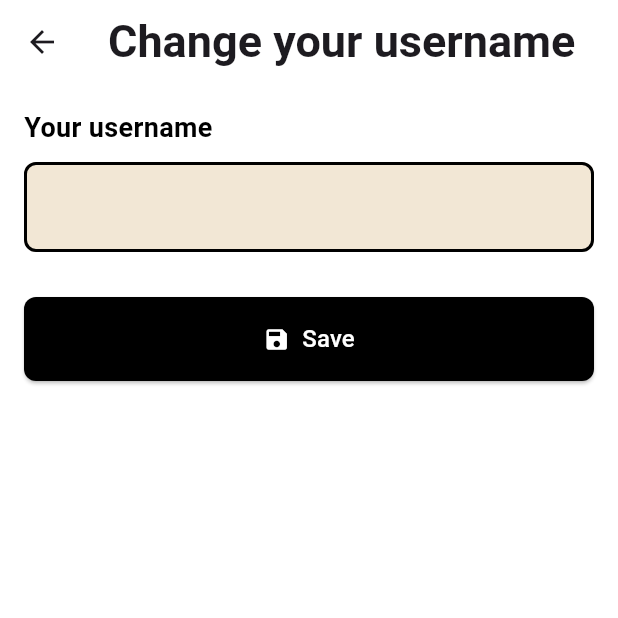
After one commit to viet290423/DoAnLienNganh_Nhom1, a Flutter app: the ChangeInformation screen opened directly, after a tap on "Edit", on a phone screen of 412 x 824 dp, the top half of it. The commit adds this screen. Run offline on Flutter 3.47's test engine with Material 3 defaults, Android fonts, the phone set to English and light mode, and no system bars; our stand-ins replace camera, cloud_firestore, firebase_auth, firebase_core, firebase_storage, get and 6 more; accounts and stored records are empty; network calls fail.

Commit message:
them chuc nang cap nhat thong tin username

```diff
--- a/fuzzysnap/lib/pages/account/account_page.dart
+++ b/fuzzysnap/lib/pages/account/account_page.dart
@@ -1,4 +1,3 @@
-import 'dart:convert';
 import 'dart:io';
 
 import 'package:cloud_firestore/cloud_firestore.dart';
--- a/fuzzysnap/lib/pages/add_post/camera_page.dart
+++ b/fuzzysnap/lib/pages/add_post/camera_page.dart
@@ -86,7 +86,7 @@ class _CameraPageState extends State<CameraPage> {
       backgroundColor: Theme.of(context).colorScheme.surface,
       appBar: AppBar(
         forceMaterialTransparency: true,
-        foregroundColor: Colors.black,
+        foregroundColor: Theme.of(context).colorScheme.onSecondary,
         centerTitle: true,
         title: const Text(
           "TAKE GREAT PICTURE",
--- /dev/null
+++ b/fuzzysnap/lib/pages/setting/change_infor.dart
@@ -0,0 +1,171 @@
+import 'package:cloud_firestore/cloud_firestore.dart';
+import 'package:firebase_auth/firebase_auth.dart';
+import 'package:flutter/material.dart';
+import 'package:fuzzysnap/widget/my_textfield.dart';
+
+class ChangeInformation extends StatefulWidget {
+  const ChangeInformation({super.key});
+
+  @override
+  State<ChangeInformation> createState() => _ChangeInformationState();
+}
+
+class _ChangeInformationState extends State<ChangeInformation> {
+  final User? currentUser = FirebaseAuth.instance.currentUser;
+  bool _isEditing = false;
+  // Controller để quản lý TextField của username
+  final TextEditingController _usernameController = TextEditingController();
+
+  @override
+  void initState() {
+    super.initState();
+    _loadUserData(); // Load dữ liệu người dùng khi khởi tạo
+  }
+
+  // Hàm để tải dữ liệu người dùng từ Firestore và gán vào TextEditingController
+  Future<void> _loadUserData() async {
+    if (currentUser != null) {
+      final userDoc = await FirebaseFirestore.instance
+          .collection("User")
+          .doc(currentUser!.email)
+          .get();
+      final userData = userDoc.data();
+      if (userData != null) {
+        _usernameController.text = userData['username'] ?? '';
+      }
+    }
+  }
+
+  // Hàm để lưu username mới lên Firestore
+  Future<void> _saveChanges() async {
+    if (currentUser != null) {
+      try {
+        await FirebaseFirestore.instance
+            .collection("User")
+            .doc(currentUser!.email)
+            .update({'username': _usernameController.text});
+        ScaffoldMessenger.of(context).showSnackBar(
+          SnackBar(content: Text('Cập nhật tên người dùng thành công')),
+        );
+      } catch (e) {
+        print("Error saving username: $e");
+        ScaffoldMessenger.of(context).showSnackBar(
+          SnackBar(content: Text('Lỗi khi cập nhật tên người dùng')),
+        );
+      }
+    }
+  }
+
+  // Lấy thông tin người dùng từ Firestore
+  Future<DocumentSnapshot<Map<String, dynamic>>> getUserDetails() async {
+    return await FirebaseFirestore.instance
+        .collection("User")
+        .doc(currentUser!.email)
+        .get();
+  }
+
+  @override
+  Widget build(BuildContext context) {
+    return Scaffold(
+      appBar: AppBar(
+        centerTitle: true,
+        title: const Text(
+          'Change your username',
+          style: TextStyle(
+            fontSize: 30,
+            fontWeight: FontWeight.bold,
+          ),
+        ),
+      ),
+      backgroundColor: Theme.of(context).colorScheme.surface,
+      body: Padding(
+        padding: const EdgeInsets.all(16.0),
+        child: Column(
+          crossAxisAlignment: CrossAxisAlignment.start,
+          children: <Widget>[
+            Text(
+              'Your username',
+              style: TextStyle(
+                fontSize: 18,
+                fontWeight: FontWeight.bold,
+                color: Theme.of(context).colorScheme.onSecondary,
+              ),
+            ),
+            const SizedBox(height: 10),
+            TextField(
+              controller: _usernameController,
+              readOnly: !_isEditing,
+              style: const TextStyle(
+                color: Colors.black, // Màu của văn bản nhập vào
+                fontFamily: 'Montserrat',
+                fontWeight: FontWeight.w600,
+              ),
+              decoration: InputDecoration(
+                hintText: '',
+                hintStyle: const TextStyle(
+                  fontFamily: 'Montserrat',
+                  color: Color.fromARGB(255, 0, 0, 0),
+                ),
+                filled: true,
+                fillColor: const Color(0xFFF2E7D5),
+                border: OutlineInputBorder(
+                  borderRadius: BorderRadius.circular(8.0),
+                  borderSide: const BorderSide(
+                    color: Colors.black,
+                    width: 2.0,
+                  ),
+                ),
+                enabledBorder: OutlineInputBorder(
+                  borderRadius: BorderRadius.circular(8.0),
+                  borderSide: const BorderSide(
+                    color: Colors.black,
+                    width: 2.0,
+                  ),
+                ),
+                focusedBorder: OutlineInputBorder(
+                  borderRadius: BorderRadius.circular(8.0),
+                  borderSide: const BorderSide(
+                    color: Colors.black,
+                    width: 2.0,
+                  ),
+                ),
+                contentPadding: const EdgeInsets.symmetric(
+                    vertical: 18.0, horizontal: 16.0),
+              ),
+            ),
+            const SizedBox(height: 30),
+            ElevatedButton.icon(
+              onPressed: () {
+                setState(() {
+                  if (_isEditing) {
+                    // Lưu thay đổi
+                    _saveChanges();
+                  }
+                  _isEditing = !_isEditing;
+                });
+              },
+              icon: Icon(
+                _isEditing ? Icons.save : Icons.edit,
+                color: Theme.of(context).colorScheme.onPrimary,
+              ),
+              label: Text(
+                _isEditing ? 'Save' : 'Edit',
+                style: TextStyle(
+                    fontSize: 16,
+                    color: Theme.of(context).colorScheme.onPrimary),
+              ),
+              style: ElevatedButton.styleFrom(
+                backgroundColor: Theme.of(context).colorScheme.onSecondary,
+                padding: const EdgeInsets.symmetric(vertical: 16),
+                shape: RoundedRectangleBorder(
+                  borderRadius: BorderRadius.circular(8.0),
+                ),
+                minimumSize: const Size(double.infinity, 56),
+              ),
+            ),
+          ],
+        ),
+      ),
+    );
+  }
+}
--- a/fuzzysnap/lib/widget/comment_bottom_sheet.dart
+++ b/fuzzysnap/lib/widget/comment_bottom_sheet.dart
@@ -226,7 +226,7 @@ class _CommentBottomSheetState extends State<CommentBottomSheet> {
                   fontWeight: FontWeight.w400,
                   color: Theme.of(context).colorScheme.onSecondary,
                 ),
-                prefixIcon: Icon(CupertinoIcons.chat_bubble),
+                prefixIcon: const Icon(CupertinoIcons.chat_bubble),
                 border: OutlineInputBorder(
                   borderRadius: BorderRadius.circular(30),
                   borderSide: BorderSide.none,
--- a/fuzzysnap/lib/widget/my_post.dart
+++ b/fuzzysnap/lib/widget/my_post.dart
@@ -110,6 +110,7 @@ class _MyPostState extends State<MyPost> with AutomaticKeepAliveClientMixin {
             ),
           ],
         ),
+        child: SingleChildScrollView(
           child: Padding(
             padding: const EdgeInsets.only(
               left: 20,
@@ -272,12 +273,13 @@ class _MyPostState extends State<MyPost> with AutomaticKeepAliveClientMixin {
             ),
           ),
         ),
+      ),
     );
   }
 
   Widget _buildCommentButton() {
     return IconButton(
-      icon: Icon(
+      icon: const Icon(
         CupertinoIcons.chat_bubble,
         size: 30,
       ),
```
Also changed, not shown: fuzzysnap/lib/pages/main_page.dart (+13 -3 lines), fuzzysnap/lib/pages/setting/change_password_page.dart (+7 -4 lines), fuzzysnap/lib/pages/setting/setting_page.dart (+12 -7 lines). Lines whose indentation alone changed are shown as unchanged.
